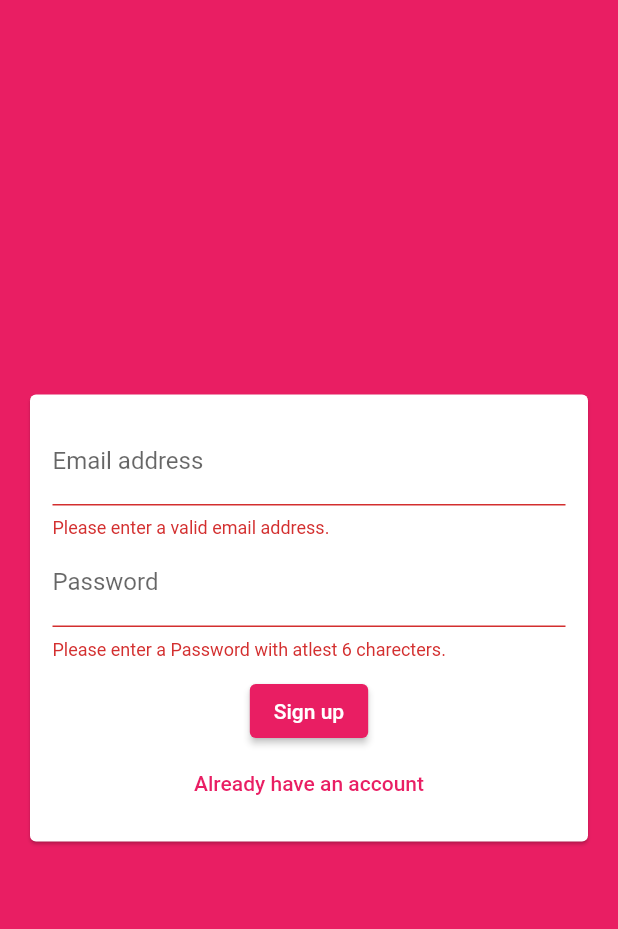
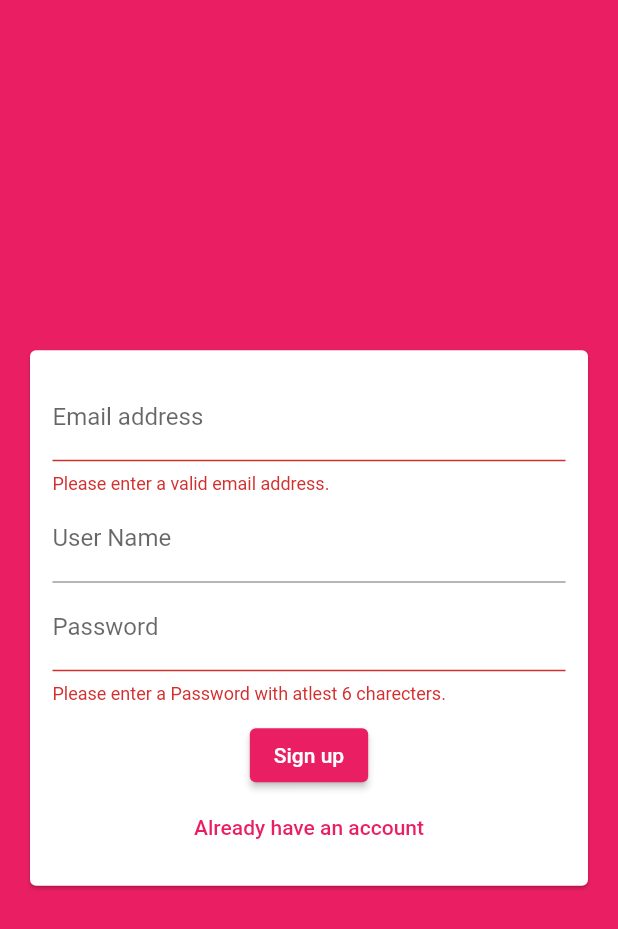
Before and after one commit to Nayemalam110/My-Massenger, a Flutter app: the screen it shows after launch, after a tap on "Login", after a tap on "Create A new Account", on a phone screen of 412 x 824 dp. Shown: the top 929 px of the screen. Run offline on Flutter 3.47's test engine with Material 2 defaults, Android fonts, the phone set to English and light mode, and no system bars; our stand-ins replace cloud_firestore, firebase_auth, firebase_core; accounts and stored records are empty.

Commit message:
step-2.2

```diff
--- a/lib/main.dart
+++ b/lib/main.dart
@@ -1,4 +1,5 @@
 import 'package:flutter/material.dart';
+import 'package:firebase_auth/firebase_auth.dart';
 import 'package:firebase_core/firebase_core.dart';
 import 'package:my_chat_app/screens/auth_screen.dart';
 import '../screens/chat_screen.dart';
@@ -22,10 +23,15 @@ class MyApp extends StatelessWidget {
             accentColor: Colors.deepPurple),
       ),
       debugShowCheckedModeBanner: false,
-      home: Scaffold(
-          body: Center(
-        child: AuthScreen(),
-      )),
+      home: StreamBuilder(
+        stream: FirebaseAuth.instance.authStateChanges(),
+        builder: (BuildContext context, AsyncSnapshot snapshot) {
+          if (snapshot.hasData) {
+            return ChatScreen();
+          }
+          return AuthScreen();
+        },
+      ),
     );
   }
 }
--- a/lib/widgets/auth_form.dart
+++ b/lib/widgets/auth_form.dart
@@ -65,7 +65,7 @@ class _AuthFormState extends State<AuthForm> {
                     decoration:
                         const InputDecoration(labelText: 'Email address'),
                   ),
-                  if (_isLogin)
+                  if (!_isLogin)
                     TextFormField(
                       decoration: const InputDecoration(labelText: 'User Name'),
                       key: ValueKey('userName'),
```
